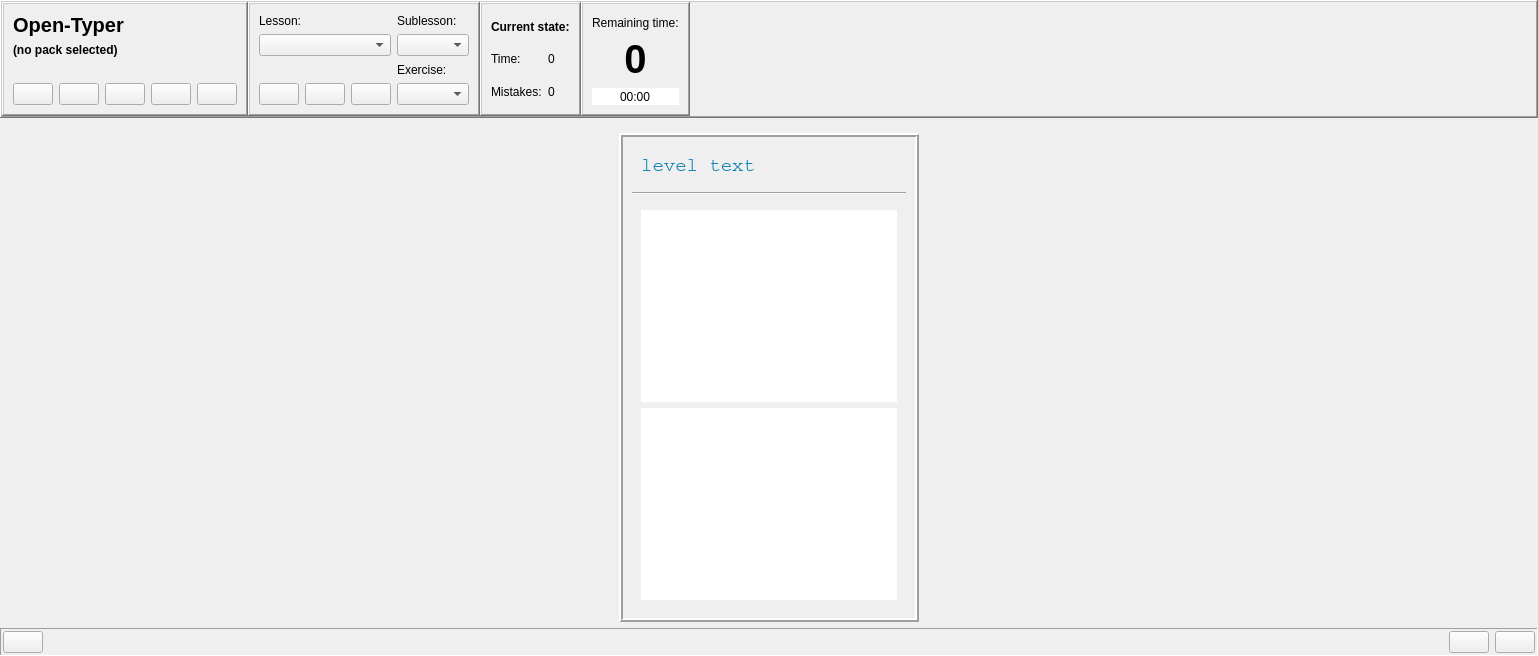
Above: ui/opentyper.ui from Open-Typer/Open-Typer before the change. Below: the same form after it.
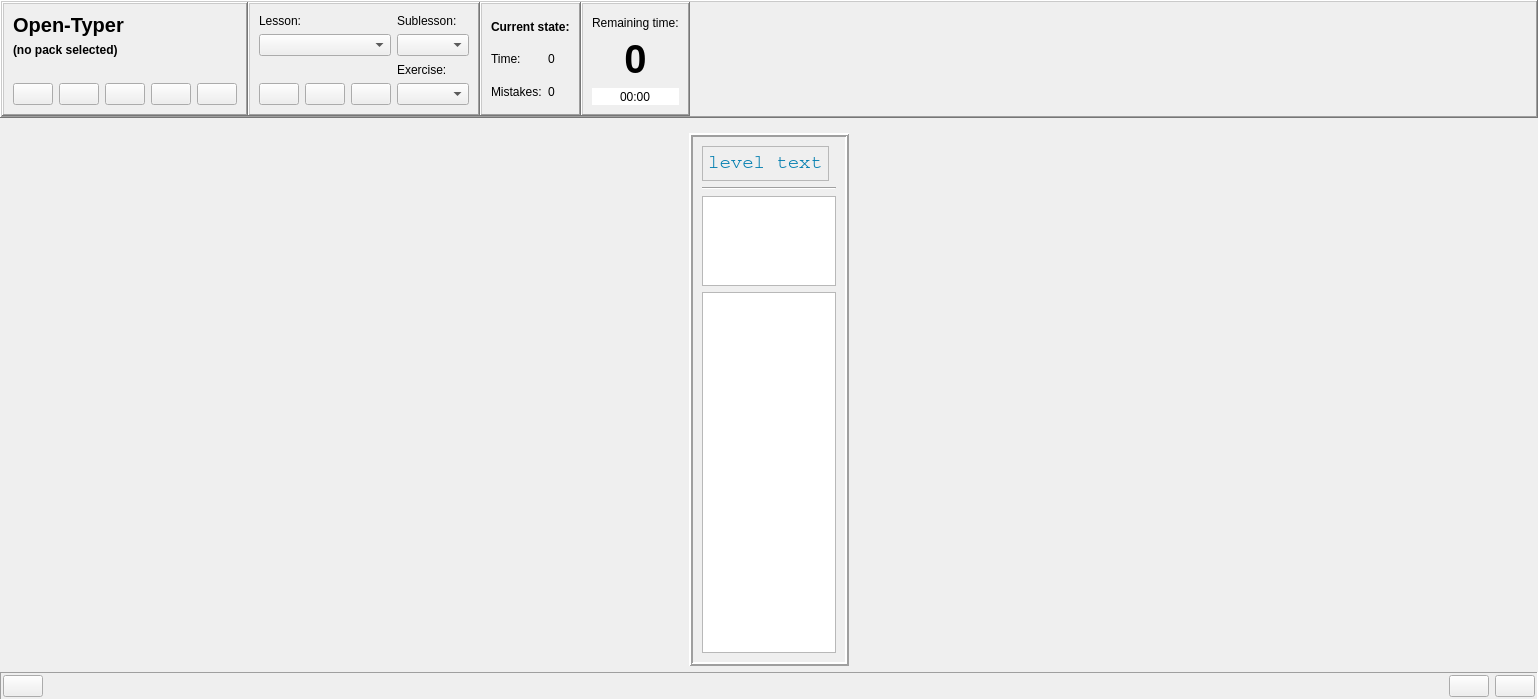
That is the form after the change. Icons and pictures are not drawn. Custom widgets are drawn as their Qt base class.

Commit message: ui: opentyper: Fix inputLabel position

Diff of the .ui file:
```diff
--- a/ui/opentyper.ui
+++ b/ui/opentyper.ui
@@ -7,7 +7,7 @@
     <x>0</x>
     <y>0</y>
     <width>1538</width>
-    <height>625</height>
+    <height>700</height>
    </rect>
   </property>
   <property name="windowTitle">
@@ -979,6 +979,18 @@
              <enum>QFrame::Plain</enum>
             </property>
             <layout class="QHBoxLayout" name="horizontalLayout_11">
+             <property name="leftMargin">
+              <number>0</number>
+             </property>
+             <property name="topMargin">
+              <number>0</number>
+             </property>
+             <property name="rightMargin">
+              <number>0</number>
+             </property>
+             <property name="bottomMargin">
+              <number>0</number>
+             </property>
              <item>
               <widget class="QLabel" name="levelLabel">
                <property name="sizePolicy">
@@ -997,14 +1009,11 @@
                 <string notr="true">color: rgb(0, 125, 175);</string>
                </property>
                <property name="frameShape">
-                <enum>QFrame::NoFrame</enum>
+                <enum>QFrame::StyledPanel</enum>
                </property>
                <property name="frameShadow">
                 <enum>QFrame::Plain</enum>
                </property>
-               <property name="lineWidth">
-                <number>1</number>
-               </property>
                <property name="text">
                 <string notr="true">level text</string>
                </property>
@@ -1028,6 +1037,18 @@
              <enum>QFrame::Plain</enum>
             </property>
             <layout class="QGridLayout" name="gridLayout_7">
+             <property name="leftMargin">
+              <number>0</number>
+             </property>
+             <property name="topMargin">
+              <number>0</number>
+             </property>
+             <property name="rightMargin">
+              <number>0</number>
+             </property>
+             <property name="bottomMargin">
+              <number>0</number>
+             </property>
              <item row="1" column="0">
               <widget class="QTextEdit" name="mistakeLabel">
                <property name="sizePolicy">
@@ -1057,11 +1078,26 @@
                 <string notr="true">color: rgb(215, 71, 15);</string>
                </property>
                <property name="frameShape">
-                <enum>QFrame::NoFrame</enum>
+                <enum>QFrame::StyledPanel</enum>
                </property>
                <property name="frameShadow">
                 <enum>QFrame::Plain</enum>
                </property>
+               <property name="verticalScrollBarPolicy">
+                <enum>Qt::ScrollBarAlwaysOff</enum>
+               </property>
+               <property name="horizontalScrollBarPolicy">
+                <enum>Qt::ScrollBarAlwaysOff</enum>
+               </property>
+               <property name="sizeAdjustPolicy">
+                <enum>QAbstractScrollArea::AdjustToContents</enum>
+               </property>
+               <property name="undoRedoEnabled">
+                <bool>false</bool>
+               </property>
+               <property name="lineWrapMode">
+                <enum>QTextEdit::NoWrap</enum>
+               </property>
                <property name="html">
                 <string notr="true">&lt;!DOCTYPE HTML PUBLIC &quot;-//W3C//DTD HTML 4.0//EN&quot; &quot;http://www.w3.org/TR/REC-html40/strict.dtd&quot;&gt;
 &lt;html&gt;&lt;head&gt;&lt;meta name=&quot;qrichtext&quot; content=&quot;1&quot; /&gt;&lt;style type=&quot;text/css&quot;&gt;
@@ -1107,11 +1143,26 @@
                 <string notr="true"/>
                </property>
                <property name="frameShape">
-                <enum>QFrame::NoFrame</enum>
+                <enum>QFrame::StyledPanel</enum>
                </property>
                <property name="frameShadow">
                 <enum>QFrame::Plain</enum>
                </property>
+               <property name="verticalScrollBarPolicy">
+                <enum>Qt::ScrollBarAlwaysOff</enum>
+               </property>
+               <property name="horizontalScrollBarPolicy">
+                <enum>Qt::ScrollBarAlwaysOff</enum>
+               </property>
+               <property name="sizeAdjustPolicy">
+                <enum>QAbstractScrollArea::AdjustToContents</enum>
+               </property>
+               <property name="undoRedoEnabled">
+                <bool>false</bool>
+               </property>
+               <property name="lineWrapMode">
+                <enum>QTextEdit::NoWrap</enum>
+               </property>
                <property name="html">
                 <string notr="true">&lt;!DOCTYPE HTML PUBLIC &quot;-//W3C//DTD HTML 4.0//EN&quot; &quot;http://www.w3.org/TR/REC-html40/strict.dtd&quot;&gt;
 &lt;html&gt;&lt;head&gt;&lt;meta name=&quot;qrichtext&quot; content=&quot;1&quot; /&gt;&lt;style type=&quot;text/css&quot;&gt;
```
